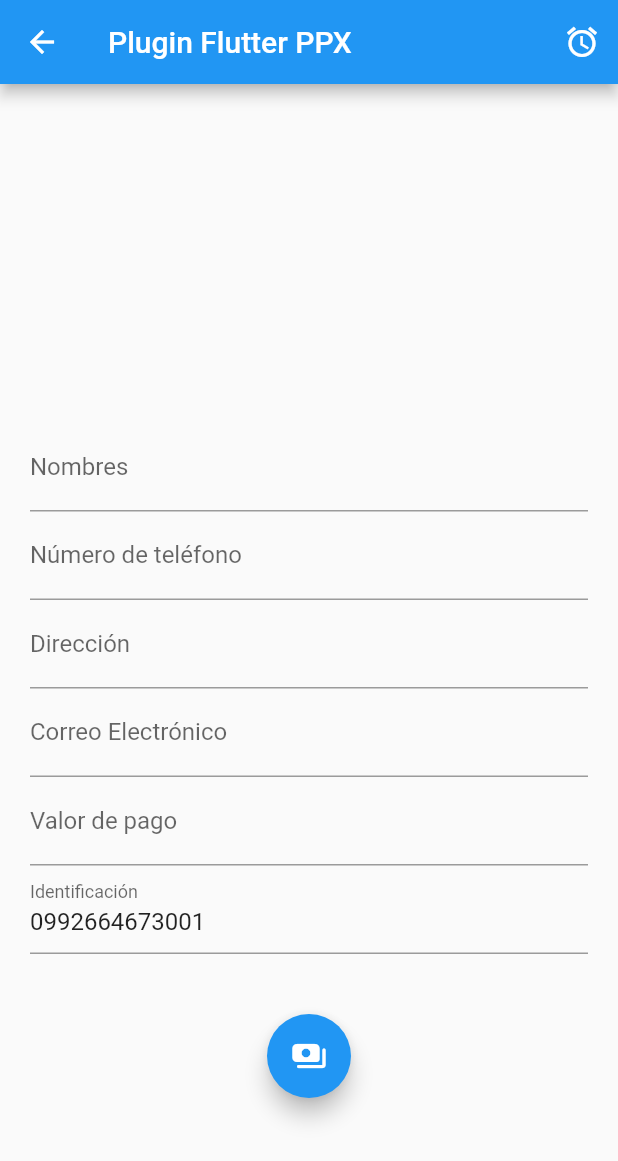
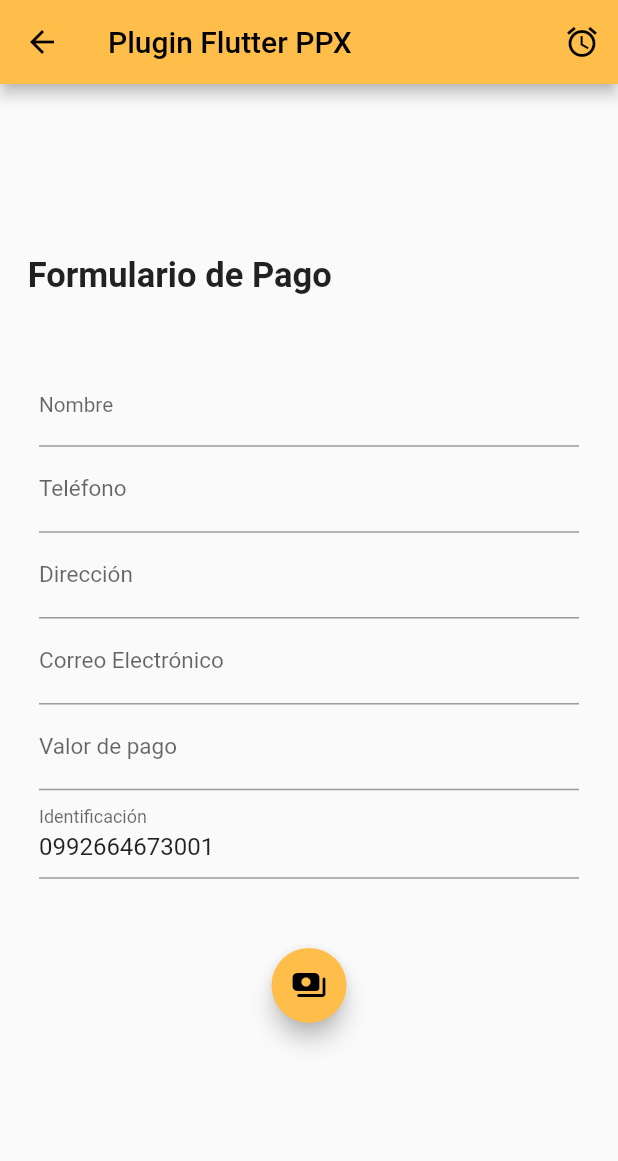
Before and after one commit to Dustinouwu/PruebaTecnicaPagosPlux, a Flutter app: the PayboxDemoPage screen opened directly with empty values, on a phone screen of 412 x 824 dp. Shown: the top 1161 px of the screen. Run offline on Flutter 3.47's test engine with Material 3 defaults, Android fonts, the phone set to English and light mode, and no system bars; our stand-ins replace flutter_svg, modal_bottom_sheet; missing offline and left inert: flutter_webview_plugin; network calls fail.

Commit message:
PayForm UI complete

```diff
--- a/lib/main.dart
+++ b/lib/main.dart
@@ -1,6 +1,7 @@
 import 'package:flutter/material.dart';
 import 'package:flutter/services.dart';
 import 'package:pagoplux_flutter/src/routes/routes.dart' as routes;
+import 'package:pagoplux_flutter/src/utils/colors.dart';
 
 void main() {
   runApp(const MyApp());
@@ -12,7 +13,6 @@ class MyApp extends StatelessWidget {
   // This widget is the root of your application.
   @override
   Widget build(BuildContext context) {
-
     SystemChrome.setPreferredOrientations([
       DeviceOrientation.portraitUp,
       DeviceOrientation.portraitDown,
@@ -21,9 +21,8 @@ class MyApp extends StatelessWidget {
     return MaterialApp(
       title: 'Flutter Demo',
       theme: ThemeData(
-
         useMaterial3: false,
-
+        primarySwatch: primarySwatchColor(),
       ),
       initialRoute: '/',
       routes: routes.getApplicationRoutes(),
--- a/lib/src/component/paybox.dart
+++ b/lib/src/component/paybox.dart
@@ -69,6 +69,7 @@ class ModalPagoPluxView extends StatelessWidget {
                           jsonDecode(message.message);
                       PagoResponseModel responseModel =
                           PagoResponseModel.fromMap(response);
+                          print(responseModel);
                       this.onClose(responseModel);
                       Navigator.of(context).pop();
                     },
--- a/lib/src/pages/demoppx.dart
+++ b/lib/src/pages/demoppx.dart
@@ -4,6 +4,8 @@ import 'package:modal_bottom_sheet/modal_bottom_sheet.dart';
 import 'package:pagoplux_flutter/src/component/paybox.dart';
 import 'package:pagoplux_flutter/src/model/pagoplux_model.dart';
 import 'package:pagoplux_flutter/src/model/response_model.dart';
+import 'package:pagoplux_flutter/src/utils/responsive.dart';
+import 'package:pagoplux_flutter/src/widgets/pay_form.dart';
 
 /*
  * Clase demo para uso de botón de pagos flutter
@@ -28,9 +30,10 @@ class _PayboxDemoPageState extends State<PayboxDemoPage> {
   final identificationController = TextEditingController();
 
   // Se construiye el view<
+  @override
   Widget build(BuildContext context) {
     final String _token = ModalRoute.of(context)!.settings.arguments as String;
-    openPpx();
+    final Responsive responsive = Responsive.of(context);
     return Scaffold(
       appBar: AppBar(
         title: const Text('Plugin Flutter PPX'),
@@ -43,17 +46,42 @@ class _PayboxDemoPageState extends State<PayboxDemoPage> {
           )
         ],
       ),
-      body: Container(
-          padding: EdgeInsets.only(top: MediaQuery.of(context).size.height / 4),
-          margin: const EdgeInsets.all(20),
-          child: _payForm(context)),
+      body: Center(
+        child: SingleChildScrollView(
+          child: Column(
+            children: <Widget>[
+              Container(
+                margin: EdgeInsets.only(
+                  left: responsive.dp(2),
+                ),
+                child: Row(
+                  mainAxisAlignment:
+                      MainAxisAlignment.start, // Align content to left
+                  children: <Widget>[
+                    Text(
+                      'Formulario de Pago',
+                      style: TextStyle(
+                        fontSize: responsive.dp(2.5),
+                        fontWeight: FontWeight.bold,
+                      ),
+                    ),
+                    // Add more widgets to the Row if needed (optional)
+                  ],
+                ),
+              ),
+              SizedBox(height: responsive.dp(5)), // Add spacing
+              PayForm(),
+            ],
+          ),
+        ),
+      ),
     );
   }
 
   /*
    * Se encarga de iniciar los datos para el proceso de pago
    */
-  openPpx() {
+  /*  openPpx() {
     print('Se habre el botón de pagos');
     this._paymentModelExample = PagoPluxModel();
     this._paymentModelExample?.payboxRemail = 'da.nielrolesppx@gmail.com';
@@ -72,9 +100,7 @@ class _PayboxDemoPageState extends State<PayboxDemoPage> {
     this._paymentModelExample?.payboxEnvironment = 'sandbox';
   }
 
-  Widget crearTop(BuildContext context) {
-    return Container(height: 0);
-  }
+
 
   obtenerDatos(PagoResponseModel datos) {
     voucher = 'Voucher: ${datos.detail.token}';
@@ -208,5 +234,5 @@ class _PayboxDemoPageState extends State<PayboxDemoPage> {
         ],
       ),
     );
-  }
+  } */
 }
--- a/lib/src/pages/history.dart
+++ b/lib/src/pages/history.dart
@@ -115,7 +115,7 @@ class _HistoryScreenState extends State<HistoryScreen> {
     final Map<String, dynamic> requestBody = {
       "numeroIdentificacion": "0992664673001",
       "initialDate": "2023-04-06",
-      "finalDate": "2024-03-07",
+      "finalDate": "2024-03-08",
       "tipoPago": "unico",
       "estado": "pagado",
       "identificacionCliente": "0992664673001"
--- a/lib/src/ui/icon_container.dart
+++ b/lib/src/ui/icon_container.dart
@@ -10,8 +10,8 @@ class IconContainer extends StatelessWidget {
     return Container(
       width: 300,
       height: 100,
-      decoration: BoxDecoration(
-        color: Color.fromRGBO(13, 94, 207, 1),
+      /* decoration: BoxDecoration(
+        color: Colors.white,
         borderRadius: BorderRadius.circular(20),
         boxShadow: const [
           BoxShadow(
@@ -20,7 +20,7 @@ class IconContainer extends StatelessWidget {
             offset: Offset(0, 9),
           ),
         ],
-      ),
+      ), */
       padding: EdgeInsets.all(20),
       child: Center(
         child: SvgPicture.asset(
--- /dev/null
+++ b/lib/src/widgets/input_text_pay.dart
@@ -0,0 +1,32 @@
+import 'package:flutter/material.dart';
+
+class InputText extends StatelessWidget {
+  final String label;
+  final TextInputType keyboardType;
+  final double fontSize;
+  final TextEditingController controller;
+  final bool readOnly;
+  //Validator
+  final String? Function(String?)? validator;
+  const InputText({
+    Key? key,
+    required this.label,
+    this.keyboardType = TextInputType.text,
+    this.fontSize = 15,
+    this.readOnly = false,
+    required this.controller,
+    this.validator,
+  }) : super(key: key);
+
+  @override
+  Widget build(BuildContext context) {
+    return TextFormField(
+      keyboardType: this.keyboardType,
+      style: TextStyle(fontSize: this.fontSize),
+      readOnly: readOnly,
+      decoration: InputDecoration(labelText: this.label),
+      controller: this.controller,
+      validator: this.validator,
+    );
+  }
+}
--- /dev/null
+++ b/lib/src/widgets/pay_form.dart
@@ -0,0 +1,181 @@
+import 'dart:convert';
+import 'package:http/http.dart' as http;
+import 'package:flutter/material.dart';
+import 'package:modal_bottom_sheet/modal_bottom_sheet.dart';
+import 'package:pagoplux_flutter/src/component/paybox.dart';
+import 'package:pagoplux_flutter/src/utils/responsive.dart';
+import 'package:pagoplux_flutter/src/widgets/input_text_pay.dart';
+import 'package:pagoplux_flutter/src/model/pagoplux_model.dart';
+import 'package:pagoplux_flutter/src/model/response_model.dart';
+
+class PayForm extends StatefulWidget {
+  const PayForm({Key? key}) : super(key: key);
+  @override
+  State<PayForm> createState() => _PayFormState();
+}
+
+class _PayFormState extends State<PayForm> {
+  String? _token;
+
+  final _formKey = GlobalKey<FormState>();
+  PagoPluxModel? _paymentModelExample;
+  String voucher = 'Pendiente Pago';
+  // Controladores de los campos de texto|
+  final namesController = TextEditingController();
+  final telephoneController = TextEditingController();
+  final addressController = TextEditingController();
+  final emailController = TextEditingController();
+  final valueController = TextEditingController();
+  @override
+  Widget build(BuildContext context) {
+    final Responsive responsive = Responsive.of(context);
+    return Container(
+      constraints: const BoxConstraints(maxWidth: 360, minWidth: 300),
+      child: Form(
+        key: _formKey,
+        child: Column(
+          children: <Widget>[
+            InputText(
+              label: 'Nombre',
+              keyboardType: TextInputType.text,
+              fontSize: responsive.dp(1.5),
+              controller: namesController,
+              validator: (value) {
+                if (value == null || value.isEmpty) {
+                  return 'Por favor ingrese su Nombre';
+                }
+                return null;
+              },
+            ),
+
+            InputText(
+              controller: telephoneController,
+              keyboardType: TextInputType.phone,
+              label: 'Teléfono',
+              validator: (value) {
+                if (value == null || value.isEmpty) {
+                  return 'Por favor ingrese su número de teléfono';
+                } else if (value.length != 10) {
+                  return 'El número de teléfono debe tener 10 dígitos';
+                } else if (value.contains(RegExp(r'[a-zA-Z]')) ||
+                    value.contains(RegExp(r'[!@#<>?":_`~;[\]\\|=+)(*&^%]'))) {
+                  return 'El número de teléfono no puede contener letras ni caracteres especiales';
+                } else if (value.contains('.')) {
+                  return 'El número de teléfono no puede contener el carácter "."';
+                }
+                return null;
+              },
+            ),
+
+            InputText(
+              controller: addressController,
+              keyboardType: TextInputType.text,
+              label: 'Dirección',
+              validator: (value) {
+                if (value == null || value.isEmpty) {
+                  return 'Por favor ingrese su dirección';
+                }
+                return null;
+              },
+            ),
+
+            InputText(
+              controller: emailController,
+              keyboardType: TextInputType.emailAddress,
+              label: 'Correo Electrónico',
+              validator: (value) {
+                if (value == null || value.isEmpty) {
+                  return 'Por favor ingrese su correo electrónico';
+                } else if (!RegExp(r'^[\w-\.]+@([\w-]+\.)+[\w-]{2,4}$')
+                    .hasMatch(value)) {
+                  return 'Por favor ingrese un correo electrónico válido';
+                }
+                return null;
+              },
+            ),
+
+            InputText(
+              controller: valueController,
+              keyboardType: TextInputType.numberWithOptions(decimal: true),
+              label: 'Valor de pago',
+              validator: (value) {
+                if (value == null || value.isEmpty) {
+                  return 'Por favor ingrese el valor a pagar';
+                } else if (double.tryParse(value) == null) {
+                  return 'Por favor ingrese un valor numérico';
+                } else if (double.tryParse(value)! > 10000) {
+                  return 'El valor a pagar no puede ser mayor a 10000';
+                }
+                return null;
+              },
+            ),
+
+            TextFormField(
+              initialValue: '0992664673001',
+              keyboardType: TextInputType.number,
+              readOnly: true,
+              decoration: const InputDecoration(
+                labelText: 'Identificación',
+                hintText: '0992664673001',
+              ),
+            ),
+            SizedBox(height: responsive.dp(5)),
+            //Boton Login
+            SizedBox(
+                width: double.infinity,
+                height: 50,
+                child: FloatingActionButton(
+                  child: const Icon(Icons.payments_rounded),
+                  onPressed: () {
+                    if (_formKey.currentState!.validate()) {
+                      openPpx();
+                      showMaterialModalBottomSheet(
+                        context: context,
+                        useRootNavigator: true,
+                        elevation: 5,
+                        expand: true,
+                        builder: (context) => ModalPagoPluxView(
+                          pagoPluxModel: _paymentModelExample!,
+                          onClose: obtenerDatos,
+                        ),
+                      );
+                    }
+                  },
+                )),
+            SizedBox(height: responsive.dp(3)),
+          ],
+        ),
+      ),
+    );
+  }
+
+  /*
+   * Se encarga de iniciar los datos para el proceso de pago
+   */
+  openPpx() {
+    print('Se habre el botón de pagos');
+    this._paymentModelExample = PagoPluxModel();
+    this._paymentModelExample?.payboxRemail = 'da.nielrolesppx@gmail.com';
+    this._paymentModelExample?.payboxSendmail = emailController.text;
+    this._paymentModelExample?.payboxRename = 'Negocio Integracion Flutter';
+    this._paymentModelExample?.payboxBase0 =
+        double.tryParse(valueController.text) ?? 0;
+    this._paymentModelExample?.payboxBase12 =
+        double.tryParse(valueController.text) ?? 0 * 0.12;
+    this._paymentModelExample?.payboxDescription = 'Pago desde Flutter';
+    this._paymentModelExample?.payboxProduction = false;
+    this._paymentModelExample?.payboxDirection = addressController.text;
+    this._paymentModelExample?.payboxSendname = namesController.text;
+    this._paymentModelExample?.payboxClientPhone = telephoneController.text;
+    this._paymentModelExample?.payboxClientIdentification = '0992664673001';
+    this._paymentModelExample?.payboxEnvironment = 'sandbox';
+  }
+
+  obtenerDatos(PagoResponseModel datos) {
+    voucher = 'Voucher: ${datos.detail.token}';
+    print(voucher);
+
+    setState(() {});
+    print('LLego ' + datos.detail.token);
+  }
+}
```
Also changed, not shown: lib/src/pages/login.dart (+8 -7 lines), lib/src/utils/colors.dart (added, +31 -0 lines), lib/src/widgets/login_form.dart (+6 -4 lines), assets/logo-pagoplux-02.svg, lib/src/utils/responsive.dart (renamed from lib/src/utils/globals.dart).
